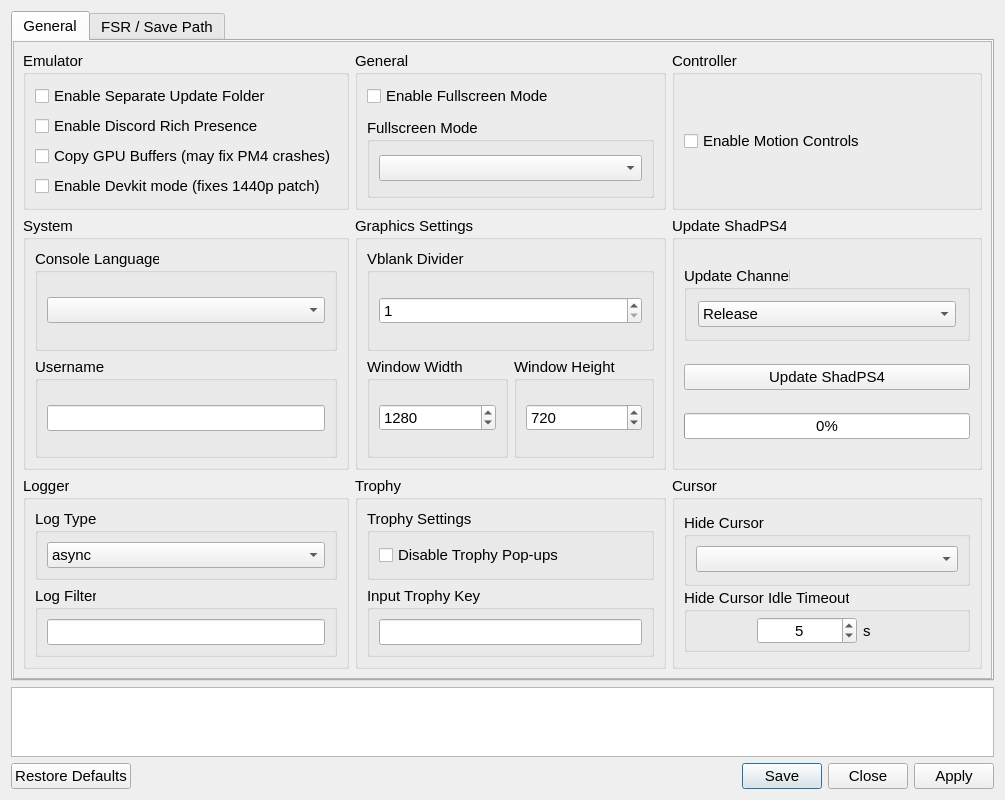
The window that settings/ShadSettings.ui (rainmakerv3/BB_Launcher) describes before a commit, drawn with Qt 5.
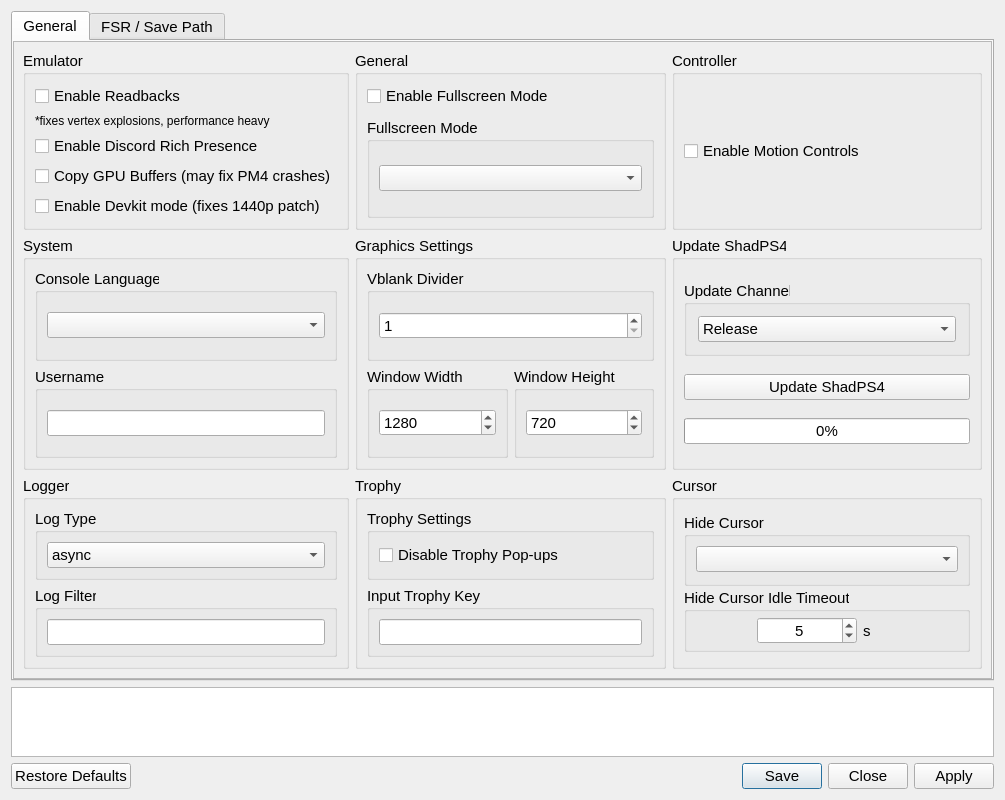
The same window after the commit. Icons and pictures are not drawn.

Patch:
```diff
--- a/settings/ShadSettings.ui
+++ b/settings/ShadSettings.ui
@@ -65,8 +65,8 @@
         <rect>
          <x>0</x>
          <y>0</y>
-         <width>981</width>
-         <height>636</height>
+         <width>967</width>
+         <height>639</height>
         </rect>
        </property>
        <layout class="QVBoxLayout" name="generalTabVLayout" stretch="0">
@@ -251,7 +251,20 @@
                <item>
                 <widget class="QCheckBox" name="separateUpdatesCheckBox">
                  <property name="text">
-                  <string notr="true">Enable Separate Update Folder</string>
+                  <string notr="true">Enable Readbacks </string>
+                 </property>
+                </widget>
+               </item>
+               <item>
+                <widget class="QLabel" name="label_2">
+                 <property name="font">
+                  <font>
+                   <pointsize>9</pointsize>
+                   <bold>false</bold>
+                  </font>
+                 </property>
+                 <property name="text">
+                  <string>*fixes vertex explosions, performance heavy</string>
                  </property>
                 </widget>
                </item>
```
Left out of the diff: 2 changed lines with no effect on the pictures.
